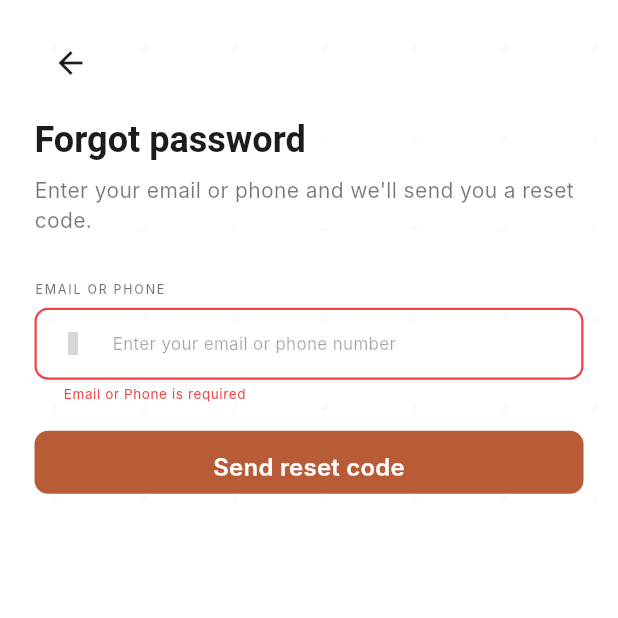
After one commit to Leo-Chan01/loni_backup, a Flutter app: the ForgotPasswordScreen screen opened by its route, after a tap on "Send reset code", on a phone screen of 412 x 824 dp, the top half of it. The commit adds this screen. Run offline on Flutter 3.47's test engine with Material 3 defaults, Android fonts, the phone set to English and light mode, and no system bars; our stand-ins replace dio, equatable, flutter_screenutil, flutter_svg, go_router, hugeicons and 4 more; accounts and stored records are empty; Roboto replaces fonts that are missing (Inter, Merriweather); grey boxes are pictures that could not be loaded.

Commit message:
Add forgot password flow

```diff
--- a/lib/config/routes/app_routes.dart
+++ b/lib/config/routes/app_routes.dart
@@ -1,5 +1,7 @@
 import 'package:go_router/go_router.dart';
+import 'package:loni_africa/features/auth/presentation/screens/forgot_password_screen.dart';
 import 'package:loni_africa/features/auth/presentation/screens/login_screen.dart';
+import 'package:loni_africa/features/auth/presentation/screens/reset_password_screen.dart';
 import 'package:loni_africa/features/auth/presentation/screens/signup_screen.dart';
 import 'package:loni_africa/features/auth/presentation/screens/phone_signup_screen.dart';
 import 'package:loni_africa/features/dashboard/presentation/screens/main_screen.dart';
@@ -78,6 +80,20 @@ class AppRoutes {
         name: LoginScreen.name,
         builder: (context, state) {
           return const LoginScreen();
+        },
+      ),
+      GoRoute(
+        path: ForgotPasswordScreen.path,
+        name: ForgotPasswordScreen.name,
+        builder: (context, state) {
+          return const ForgotPasswordScreen();
+        },
+      ),
+      GoRoute(
+        path: ResetPasswordScreen.path,
+        name: ResetPasswordScreen.name,
+        builder: (context, state) {
+          return const ResetPasswordScreen();
         },
       ),
       GoRoute(
--- a/lib/features/auth/data/repository/auth_repository_impl.dart
+++ b/lib/features/auth/data/repository/auth_repository_impl.dart
@@ -77,6 +77,19 @@ class AuthRepositoryImpl implements AuthRepository {
   }
 
   @override
+  Future<void> requestPasswordReset({required String identifier}) async {
+    await _remoteService.requestPasswordReset(identifier: identifier);
+  }
+
+  @override
+  Future<void> confirmPasswordReset({
+    required String token,
+    required String password,
+  }) async {
+    await _remoteService.confirmPasswordReset(token: token, password: password);
+  }
+
+  @override
   Future<void> clearSession() async {
     await _localDataSource.clearSession();
     ApiClient.instance.setAccessToken(null);
--- a/lib/features/auth/data/services/auth_service.dart
+++ b/lib/features/auth/data/services/auth_service.dart
@@ -96,4 +96,29 @@ class AuthService {
       throw ApiException.fromDioException(error);
     }
   }
+
+  Future<void> requestPasswordReset({required String identifier}) async {
+    try {
+      await _dio.post(
+        '/auth/password/reset/request',
+        data: {'identifier': identifier.trim()},
+      );
+    } on DioException catch (error) {
+      throw ApiException.fromDioException(error);
+    }
+  }
+
+  Future<void> confirmPasswordReset({
+    required String token,
+    required String password,
+  }) async {
+    try {
+      await _dio.post(
+        '/auth/password/reset/confirm',
+        data: {'token': token.trim(), 'password': password},
+      );
+    } on DioException catch (error) {
+      throw ApiException.fromDioException(error);
+    }
+  }
 }
--- a/lib/features/auth/domain/repository/auth_repository.dart
+++ b/lib/features/auth/domain/repository/auth_repository.dart
@@ -14,5 +14,12 @@ abstract class AuthRepository {
 
   Future<AuthSession?> loadSession();
 
+  Future<void> requestPasswordReset({required String identifier});
+
+  Future<void> confirmPasswordReset({
+    required String token,
+    required String password,
+  });
+
   Future<void> clearSession();
 }
--- /dev/null
+++ b/lib/features/auth/presentation/screens/forgot_password_screen.dart
@@ -0,0 +1,111 @@
+import 'package:flutter/material.dart';
+import 'package:flutter_screenutil/flutter_screenutil.dart';
+import 'package:go_router/go_router.dart';
+import 'package:hugeicons/hugeicons.dart';
+import 'package:loni_africa/core/utilities/localization_extension.dart';
+import 'package:loni_africa/core/utilities/validators.dart';
+import 'package:loni_africa/features/auth/presentation/provider/auth_provider.dart';
+import 'package:loni_africa/features/auth/presentation/screens/reset_password_screen.dart';
+import 'package:loni_africa/shared/widgets/auth_text_field.dart';
+import 'package:loni_africa/shared/widgets/global_snackbar.dart';
+import 'package:loni_africa/shared/widgets/primary_button.dart';
+import 'package:loni_africa/shared/widgets/screen_header.dart';
+import 'package:loni_africa/shared/widgets/texture_overlay.dart';
+import 'package:provider/provider.dart';
+
+class ForgotPasswordScreen extends StatefulWidget {
+  const ForgotPasswordScreen({super.key});
+
+  static const String path = '/forgot-password';
+  static const String name = 'ForgotPasswordScreen';
+
+  @override
+  State<ForgotPasswordScreen> createState() => _ForgotPasswordScreenState();
+}
+
+class _ForgotPasswordScreenState extends State<ForgotPasswordScreen> {
+  final _formKey = GlobalKey<FormState>();
+  final TextEditingController _identifierController = TextEditingController();
+
+  @override
+  void dispose() {
+    _identifierController.dispose();
+    super.dispose();
+  }
+
+  Future<void> _onSendResetCode() async {
+    if (!_formKey.currentState!.validate()) return;
+
+    final authProvider = context.read<AuthProvider>();
+    final result = await authProvider.requestPasswordReset(
+      identifier: _identifierController.text,
+    );
+
+    if (!mounted) return;
+
+    if (result.isSuccess) {
+      GlobalSnackBar.showSuccess(context.l10n.passwordResetCodeSent);
+      context.push(ResetPasswordScreen.path);
+    } else {
+      GlobalSnackBar.showError(result.message ?? context.l10n.error);
+    }
+  }
+
+  @override
+  Widget build(BuildContext context) {
+    final colorScheme = Theme.of(context).colorScheme;
+    final authProvider = context.watch<AuthProvider>();
+
+    return Scaffold(
+      backgroundColor: colorScheme.surface,
+      body: Stack(
+        children: [
+          const TextureOverlay(),
+          SafeArea(
+            child: SingleChildScrollView(
+              padding: EdgeInsets.symmetric(horizontal: 24.w),
+              child: Form(
+                key: _formKey,
+                child: Column(
+                  crossAxisAlignment: CrossAxisAlignment.start,
+                  children: [
+                    SizedBox(height: 24.h),
+                    ScreenHeader(
+                      title: context.l10n.forgotPasswordTitle,
+                      subtitle: context.l10n.forgotPasswordSubtitle,
+                      showBackButton: true,
+                    ),
+                    SizedBox(height: 40.h),
+                    AuthTextField(
+                      label: context.l10n.emailOrPhoneLabel,
+                      hintText: context.l10n.enterEmailOrPhone,
+                      prefix: Padding(
+                        padding: EdgeInsets.only(left: 12.w, right: 8.w),
+                        child: HugeIcon(
+                          icon: HugeIcons.strokeRoundedMail01,
+                          color: colorScheme.onSurface.withValues(alpha: 0.4),
+                          size: 20.sp,
+                        ),
+                      ),
+                      controller: _identifierController,
+                      keyboardType: TextInputType.emailAddress,
+                      validator: (value) =>
+                          Validators.validateEmailOrPhone(context.l10n, value),
+                    ),
+                    SizedBox(height: 24.h),
+                    PrimaryButton(
+                      text: context.l10n.sendResetCode,
+                      onPressed: _onSendResetCode,
+                      isLoading: authProvider.isRequestingPasswordReset,
+                    ),
+                    SizedBox(height: 24.h),
+                  ],
+                ),
+              ),
+            ),
+          ),
+        ],
+      ),
+    );
+  }
+}
--- a/lib/features/auth/presentation/screens/login_screen.dart
+++ b/lib/features/auth/presentation/screens/login_screen.dart
@@ -4,6 +4,7 @@ import 'package:go_router/go_router.dart';
 import 'package:loni_africa/core/utilities/validators.dart';
 import 'package:loni_africa/core/utilities/localization_extension.dart';
 import 'package:loni_africa/features/auth/presentation/provider/auth_provider.dart';
+import 'package:loni_africa/features/auth/presentation/screens/forgot_password_screen.dart';
 import 'package:loni_africa/features/auth/presentation/screens/signup_screen.dart';
 import 'package:loni_africa/features/discovery/presentation/screens/home_screen.dart';
 import 'package:loni_africa/main.dart';
@@ -66,7 +67,7 @@ class _LoginScreenState extends State<LoginScreen> {
   }
 
   void _onForgotPassword() {
-    // TODO: Navigate to forgot password
+    context.push(ForgotPasswordScreen.path);
   }
 
   void _onSignUp() {
--- a/lib/l10n/app_en.arb
+++ b/lib/l10n/app_en.arb
@@ -48,6 +48,19 @@
   "passwordsDoNotMatch": "Passwords do not match",
   "agreeToTermsError": "You must agree to the terms and conditions",
   "forgotPassword": "Forgot Password?",
+  "forgotPasswordTitle": "Forgot password",
+  "forgotPasswordSubtitle": "Enter your email or phone and we'll send you a reset code.",
+  "sendResetCode": "Send reset code",
+  "passwordResetCodeSent": "Reset code sent",
+  "resetPasswordTitle": "Reset password",
+  "resetPasswordSubtitle": "Enter the reset code and choose a new password.",
+  "resetTokenLabel": "Reset code",
+  "resetTokenHint": "Enter your reset code",
+  "newPasswordLabel": "New password",
+  "confirmPasswordLabel": "Confirm password",
+  "confirmPasswordHint": "Re-enter your password",
+  "resetPasswordAction": "Set new password",
+  "passwordResetSuccess": "Password updated successfully",
   "dontHaveAccount": "Don't have an account?",
   "alreadyHaveAccount": "Already have an account?",
   "orContinueWith": "Or continue with",
--- a/lib/l10n/app_fr.arb
+++ b/lib/l10n/app_fr.arb
@@ -44,6 +44,19 @@
   "invalidPhoneNumber": "Veuillez saisir un numéro de téléphone valide",
   "invalidEmailOrPhone": "Veuillez saisir un e-mail ou un numéro de téléphone valide",
   "forgotPassword": "Mot de passe oublié?",
+  "forgotPasswordTitle": "Mot de passe oublié",
+  "forgotPasswordSubtitle": "Saisissez votre e-mail ou téléphone et nous vous enverrons un code de réinitialisation.",
+  "sendResetCode": "Envoyer le code",
+  "passwordResetCodeSent": "Code de réinitialisation envoyé",
+  "resetPasswordTitle": "Réinitialiser le mot de passe",
+  "resetPasswordSubtitle": "Entrez le code et choisissez un nouveau mot de passe.",
+  "resetTokenLabel": "Code de réinitialisation",
+  "resetTokenHint": "Entrez votre code",
+  "newPasswordLabel": "Nouveau mot de passe",
+  "confirmPasswordLabel": "Confirmer le mot de passe",
+  "confirmPasswordHint": "Ressaisissez votre mot de passe",
+  "resetPasswordAction": "Définir un nouveau mot de passe",
+  "passwordResetSuccess": "Mot de passe mis à jour",
   "dontHaveAccount": "Vous n'avez pas de compte?",
   "alreadyHaveAccount": "Vous avez déjà un compte?",
   "orContinueWith": "Ou continuer avec",
--- a/lib/l10n/app_localizations.dart
+++ b/lib/l10n/app_localizations.dart
@@ -220,6 +220,84 @@ abstract class AppLocalizations {
   /// **'Forgot Password?'**
   String get forgotPassword;
 
+  /// No description provided for @forgotPasswordTitle.
+  ///
+  /// In en, this message translates to:
+  /// **'Forgot password'**
+  String get forgotPasswordTitle;
+
+  /// No description provided for @forgotPasswordSubtitle.
+  ///
+  /// In en, this message translates to:
+  /// **'Enter your email or phone and we\'ll send you a reset code.'**
+  String get forgotPasswordSubtitle;
+
+  /// No description provided for @sendResetCode.
+  ///
+  /// In en, this message translates to:
+  /// **'Send reset code'**
+  String get sendResetCode;
+
+  /// No description provided for @passwordResetCodeSent.
+  ///
+  /// In en, this message translates to:
+  /// **'Reset code sent'**
+  String get passwordResetCodeSent;
+
+  /// No description provided for @resetPasswordTitle.
+  ///
+  /// In en, this message translates to:
+  /// **'Reset password'**
+  String get resetPasswordTitle;
+
+  /// No description provided for @resetPasswordSubtitle.
+  ///
+  /// In en, this message translates to:
+  /// **'Enter the reset code and choose a new password.'**
+  String get resetPasswordSubtitle;
+
+  /// No description provided for @resetTokenLabel.
+  ///
+  /// In en, this message translates to:
+  /// **'Reset code'**
+  String get resetTokenLabel;
+
+  /// No description provided for @resetTokenHint.
+  ///
+  /// In en, this message translates to:
+  /// **'Enter your reset code'**
+  String get resetTokenHint;
+
+  /// No description provided for @newPasswordLabel.
+  ///
+  /// In en, this message translates to:
+  /// **'New password'**
+  String get newPasswordLabel;
+
+  /// No description provided for @confirmPasswordLabel.
+  ///
+  /// In en, this message translates to:
+  /// **'Confirm password'**
+  String get confirmPasswordLabel;
+
+  /// No description provided for @confirmPasswordHint.
+  ///
+  /// In en, this message translates to:
+  /// **'Re-enter your password'**
+  String get confirmPasswordHint;
+
+  /// No description provided for @resetPasswordAction.
+  ///
+  /// In en, this message translates to:
+  /// **'Set new password'**
+  String get resetPasswordAction;
+
+  /// No description provided for @passwordResetSuccess.
+  ///
+  /// In en, this message translates to:
+  /// **'Password updated successfully'**
+  String get passwordResetSuccess;
+
   /// No description provided for @dontHaveAccount.
   ///
   /// In en, this message translates to:
--- a/lib/l10n/app_localizations_en.dart
+++ b/lib/l10n/app_localizations_en.dart
@@ -75,6 +75,47 @@ class AppLocalizationsEn extends AppLocalizations {
 
   @override
   String get forgotPassword => 'Forgot Password?';
+
+  @override
+  String get forgotPasswordTitle => 'Forgot password';
+
+  @override
+  String get forgotPasswordSubtitle =>
+      'Enter your email or phone and we\'ll send you a reset code.';
+
+  @override
+  String get sendResetCode => 'Send reset code';
+
+  @override
+  String get passwordResetCodeSent => 'Reset code sent';
+
+  @override
+  String get resetPasswordTitle => 'Reset password';
+
+  @override
+  String get resetPasswordSubtitle =>
+      'Enter the reset code and choose a new password.';
+
+  @override
+  String get resetTokenLabel => 'Reset code';
+
+  @override
+  String get resetTokenHint => 'Enter your reset code';
+
+  @override
+  String get newPasswordLabel => 'New password';
+
+  @override
+  String get confirmPasswordLabel => 'Confirm password';
+
+  @override
+  String get confirmPasswordHint => 'Re-enter your password';
+
+  @override
+  String get resetPasswordAction => 'Set new password';
+
+  @override
+  String get passwordResetSuccess => 'Password updated successfully';
 
   @override
   String get dontHaveAccount => 'Don\'t have an account?';
--- a/lib/shared/widgets/auth_text_field.dart
+++ b/lib/shared/widgets/auth_text_field.dart
@@ -6,6 +6,7 @@ class AuthTextField extends StatefulWidget {
     super.key,
     required this.label,
     required this.hintText,
+    this.prefix,
     this.prefixIcon,
     this.suffixIcon,
     this.isPassword = false,
@@ -16,6 +17,7 @@ class AuthTextField extends StatefulWidget {
 
   final String label;
   final String hintText;
+  final Widget? prefix;
   final IconData? prefixIcon;
   final Widget? suffixIcon;
   final bool isPassword;
@@ -74,13 +76,15 @@ class _AuthTextFieldState extends State<AuthTextField> {
               color: colorScheme.onSurface.withValues(alpha: 0.4),
               fontSize: 15.sp,
             ),
-            prefixIcon: widget.prefixIcon != null
-                ? Icon(
-                    widget.prefixIcon,
-                    color: colorScheme.onSurface.withValues(alpha: 0.4),
-                    size: 20.sp,
-                  )
-                : null,
+            prefixIcon:
+                widget.prefix ??
+                (widget.prefixIcon != null
+                    ? Icon(
+                        widget.prefixIcon,
+                        color: colorScheme.onSurface.withValues(alpha: 0.4),
+                        size: 20.sp,
+                      )
+                    : null),
             suffixIcon: widget.suffixIcon,
             contentPadding: EdgeInsets.symmetric(
               horizontal: 16.w,
```
Also changed, not shown: lib/features/auth/presentation/provider/auth_provider.dart (+55 -0 lines), lib/features/auth/presentation/screens/reset_password_screen.dart (added, +197 -0 lines), lib/l10n/app_es.arb (+13 -0 lines), lib/l10n/app_localizations_es.dart (+41 -0 lines), lib/l10n/app_localizations_fr.dart (+41 -0 lines).
